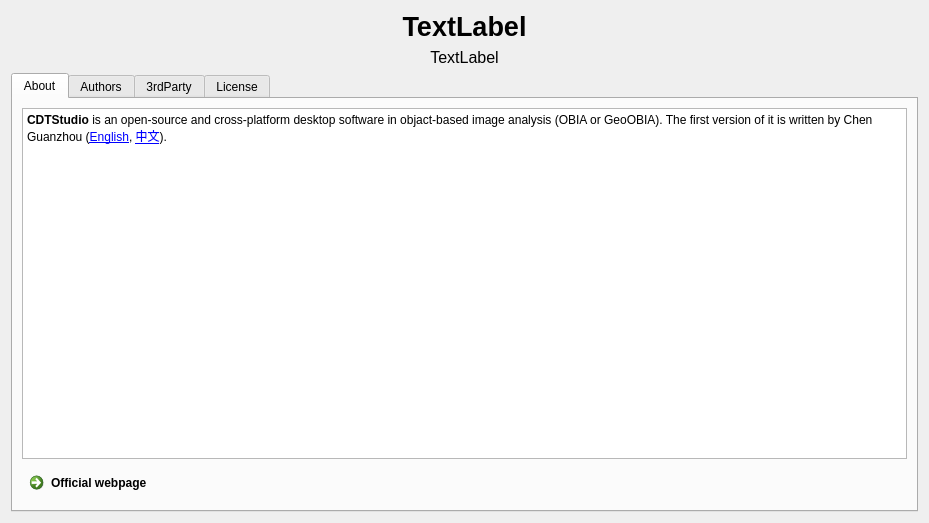
Above: CDTStudio/Dialogs/dialogabout.ui from chenguanzhou/CDTStudio before the change. Below: the same form after it.
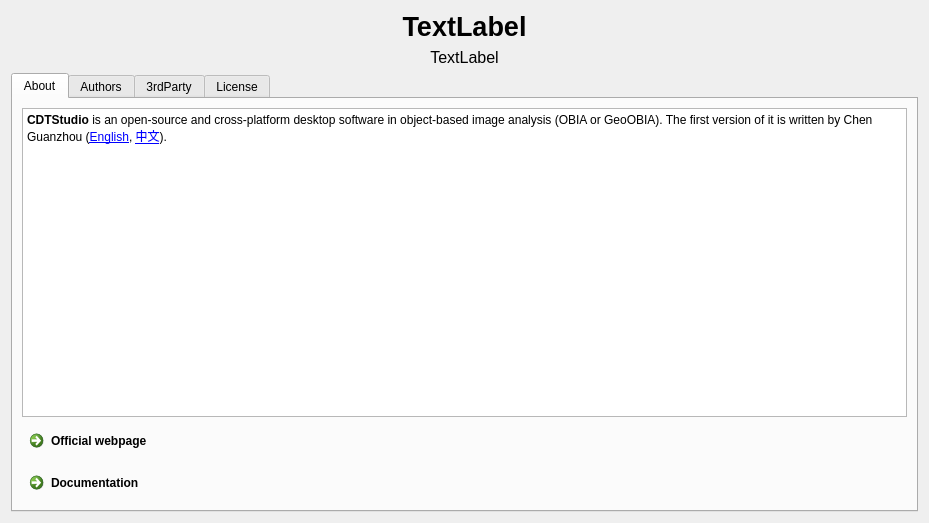
That is the form after the change.

Diff of the .ui file:
```diff
--- a/CDTStudio/Dialogs/dialogabout.ui
+++ b/CDTStudio/Dialogs/dialogabout.ui
@@ -64,7 +64,7 @@
 &lt;html&gt;&lt;head&gt;&lt;meta name=&quot;qrichtext&quot; content=&quot;1&quot; /&gt;&lt;style type=&quot;text/css&quot;&gt;
 p, li { white-space: pre-wrap; }
 &lt;/style&gt;&lt;/head&gt;&lt;body style=&quot; font-family:'SimSun'; font-size:9pt; font-weight:400; font-style:normal;&quot;&gt;
-&lt;p style=&quot; margin-top:0px; margin-bottom:0px; margin-left:0px; margin-right:0px; -qt-block-indent:0; text-indent:0px;&quot;&gt;&lt;span style=&quot; font-weight:600;&quot;&gt;CDTStudio&lt;/span&gt; is an open-source and cross-platform desktop software in objact-based image analysis (OBIA or GeoOBIA). The first version of it is written by Chen Guanzhou (&lt;a href=&quot;https://github.com/chenguanzhou&quot;&gt;&lt;span style=&quot; text-decoration: underline; color:#0000ff;&quot;&gt;English&lt;/span&gt;&lt;/a&gt;, &lt;a href=&quot;www.chenguanzhou.com/about&quot;&gt;&lt;span style=&quot; text-decoration: underline; color:#0000ff;&quot;&gt;中文&lt;/span&gt;&lt;/a&gt;).&lt;/p&gt;&lt;/body&gt;&lt;/html&gt;</string>
+&lt;p style=&quot; margin-top:0px; margin-bottom:0px; margin-left:0px; margin-right:0px; -qt-block-indent:0; text-indent:0px;&quot;&gt;&lt;span style=&quot; font-weight:600;&quot;&gt;CDTStudio&lt;/span&gt; is an open-source and cross-platform desktop software in object-based image analysis (OBIA or GeoOBIA). The first version of it is written by Chen Guanzhou (&lt;a href=&quot;https://github.com/chenguanzhou&quot;&gt;&lt;span style=&quot; text-decoration: underline; color:#0000ff;&quot;&gt;English&lt;/span&gt;&lt;/a&gt;, &lt;a href=&quot;www.chenguanzhou.com/about&quot;&gt;&lt;span style=&quot; text-decoration: underline; color:#0000ff;&quot;&gt;中文&lt;/span&gt;&lt;/a&gt;).&lt;/p&gt;&lt;/body&gt;&lt;/html&gt;</string>
            </property>
            <property name="openExternalLinks">
             <bool>true</bool>
@@ -81,6 +81,13 @@
            </property>
           </widget>
          </item>
+         <item>
+          <widget class="QCommandLinkButton" name="commandLinkButtonDocumentation">
+           <property name="text">
+            <string>Documentation</string>
+           </property>
+          </widget>
+         </item>
         </layout>
        </widget>
        <widget class="QWidget" name="tab_4">
```
